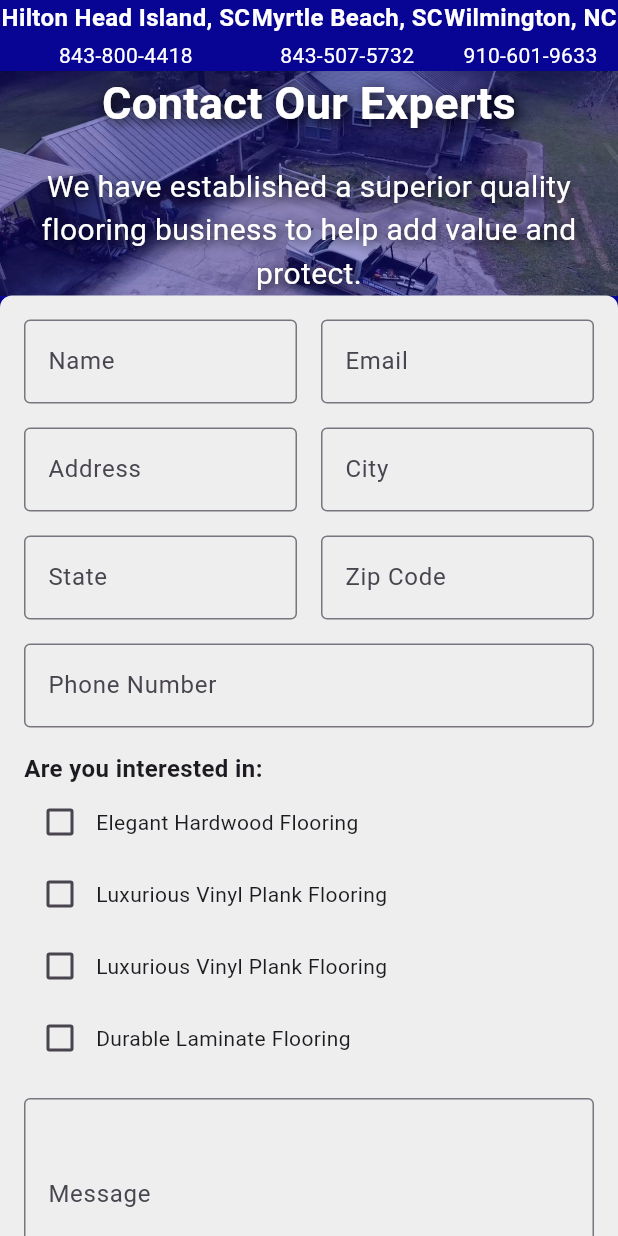
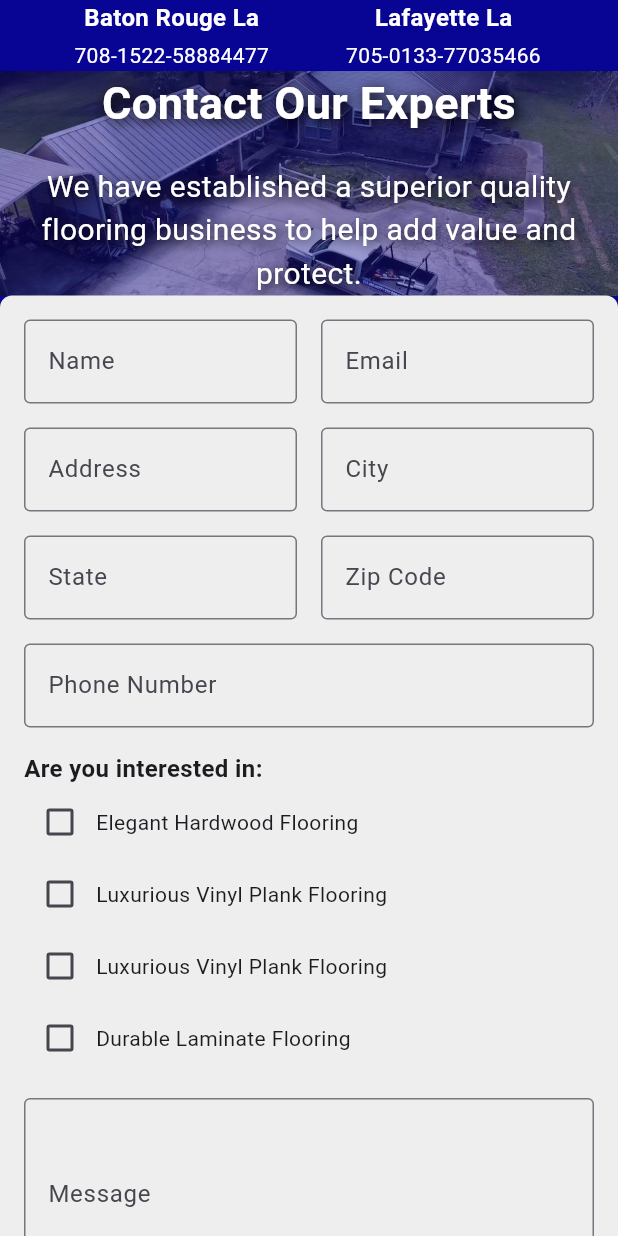
Before and after one commit to rolando3230/mongeflooring, a Flutter app: the ContactUsView screen opened directly, on a phone screen of 412 x 824 dp. Run offline on Flutter 3.47's test engine with Material 3 defaults, Android fonts, the phone set to English and light mode, and no system bars.

Commit message:
update
update

```diff
--- a/lib/pages/ContactUsView.dart
+++ b/lib/pages/ContactUsView.dart
@@ -18,19 +18,14 @@ class ContactUsView extends StatelessWidget {
                       CrossAxisAlignment.start, // Aligns children to the top
                   children: [
                     _ContactItem(
-                      location: 'Hilton Head Island, SC',
-                      phone: '843-800-4418',
+                      location: 'Baton Rouge La',
+                      phone: '708-1522-58884477',
                       url: 'https://example.com/hilton-head',
                     ),
                     _ContactItem(
-                      location: 'Myrtle Beach, SC',
-                      phone: '843-507-5732',
+                      location: 'Lafayette La',
+                      phone: '705-0133-77035466 ',
                       url: 'https://example.com/myrtle-beach',
-                    ),
-                    _ContactItem(
-                      location: 'Wilmington, NC',
-                      phone: '910-601-9633',
-                      url: 'https://example.com/wilmington',
                     ),
                   ],
                 ),
--- a/lib/pages/home_view.dart
+++ b/lib/pages/home_view.dart
@@ -45,19 +45,14 @@ Row headermobile() {
     crossAxisAlignment: CrossAxisAlignment.start,
     children: [
       _ContactItem(
-        location: 'Hilton Head Island, SC',
-        phone: '823-8320-2238',
+        location: 'Baton Rouge La',
+        phone: '708-1522-58884477',
         url: 'https://example.com/hilton-head',
       ),
       _ContactItem(
-        location: 'Myrtle Beach, SC',
-        phone: '843-543-2232',
+        location: 'Lafayette La',
+        phone: '705-0133-77035466 ',
         url: 'https://example.com/myrtle-beach',
-      ),
-      _ContactItem(
-        location: 'Wilmington, NC',
-        phone: '910-601-9633',
-        url: 'https://example.com/wilmington',
       ),
     ],
   );
@@ -69,19 +64,14 @@ Row wenheader() {
     crossAxisAlignment: CrossAxisAlignment.start, // Aligns children to the top
     children: [
       _ContactItem(
-        location: 'Hilton Head Island, SC',
-        phone: '823-8320-2238',
+        location: 'Baton Rouge La',
+        phone: '708-1522-58884477',
         url: 'https://example.com/hilton-head',
       ),
       _ContactItem(
-        location: 'Myrtle Beach, SC',
-        phone: '843-543-2232',
+        location: 'Lafayette La',
+        phone: '705-0133-77035466 ',
         url: 'https://example.com/myrtle-beach',
-      ),
-      _ContactItem(
-        location: 'Wilmington, NC',
-        phone: '910-601-9633',
-        url: 'https://example.com/wilmington',
       ),
     ],
   );
--- a/pubspec.yaml
+++ b/pubspec.yaml
@@ -36,6 +36,7 @@ dependencies:
   # Use with the CupertinoIcons class for iOS style icons.
   cupertino_icons: ^1.0.2
   url_launcher: ^6.1.9
+
 
 
 dev_dependencies:
```
Also changed, not shown: 234 other files.
